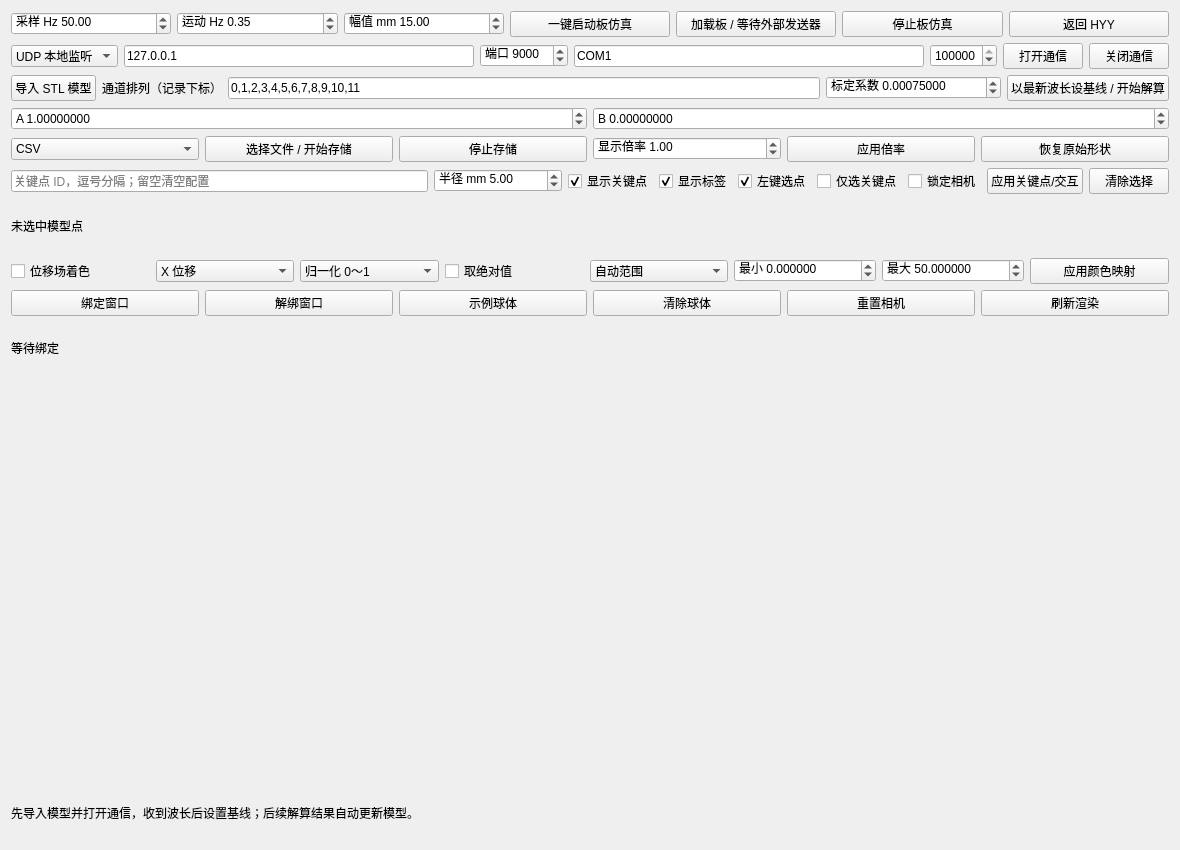
The window that ui/Test-VtkOpenGLNativeWidgets/views/VtkValidationWindow.ui (Swimers/FOSD) describes before a commit, drawn with Qt 5.
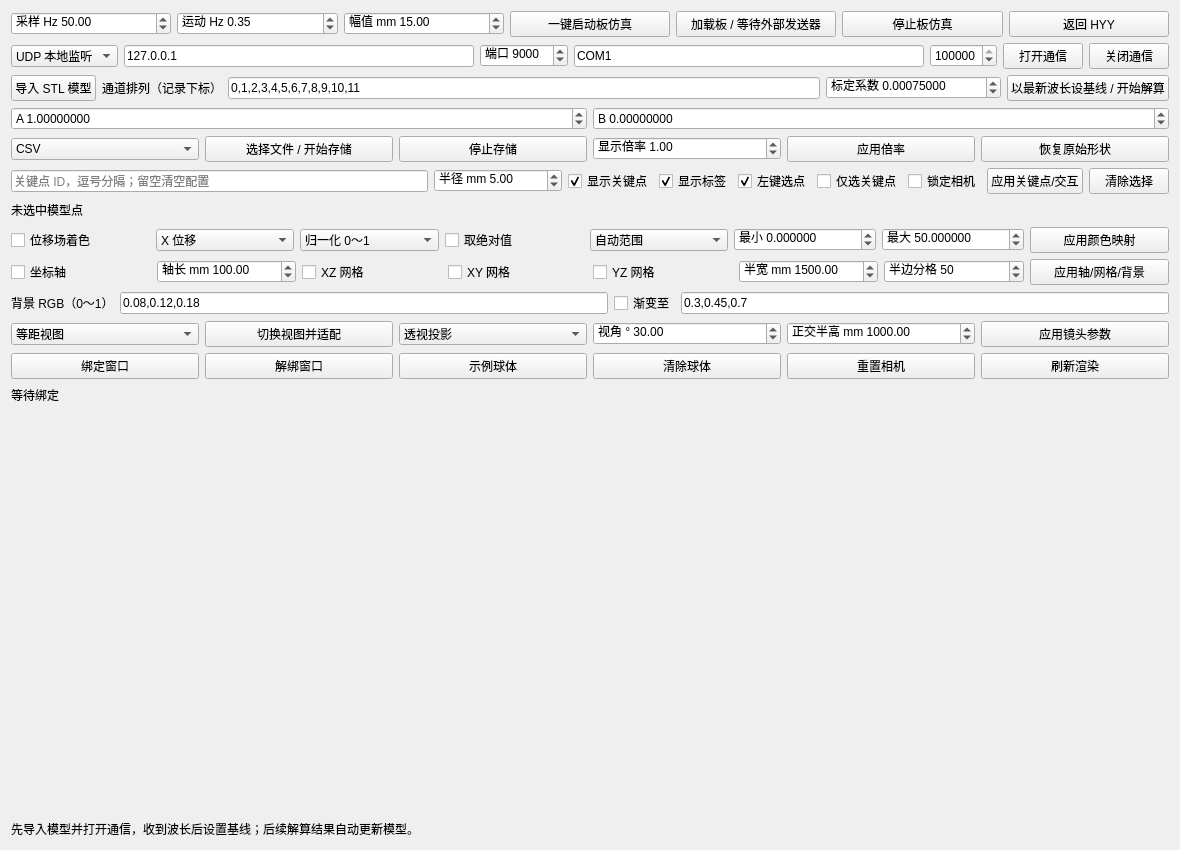
The same window after the commit. Custom widgets are drawn as their Qt base class.

Commit message: 实现背景/坐标轴/网格功能

The edit to the form file:
```diff
--- a/ui/Test-VtkOpenGLNativeWidgets/views/VtkValidationWindow.ui
+++ b/ui/Test-VtkOpenGLNativeWidgets/views/VtkValidationWindow.ui
@@ -64,6 +64,30 @@
     <item><widget class="QDoubleSpinBox" name="scalarMaximum"><property name="prefix"><string>最大 </string></property><property name="decimals"><number>6</number></property><property name="minimum"><double>-1000000000</double></property><property name="maximum"><double>1000000000</double></property><property name="value"><double>50</double></property></widget></item>
     <item><widget class="QPushButton" name="scalarApplyButton"><property name="text"><string>应用颜色映射</string></property></widget></item>
    </layout></item>
+   <item><layout class="QHBoxLayout" name="sceneLayout">
+    <item><widget class="QCheckBox" name="axesVisible"><property name="text"><string>坐标轴</string></property></widget></item>
+    <item><widget class="QDoubleSpinBox" name="axesLength"><property name="prefix"><string>轴长 mm </string></property><property name="minimum"><double>0.01</double></property><property name="maximum"><double>1000000</double></property><property name="value"><double>100</double></property></widget></item>
+    <item><widget class="QCheckBox" name="gridXZ"><property name="text"><string>XZ 网格</string></property></widget></item>
+    <item><widget class="QCheckBox" name="gridXY"><property name="text"><string>XY 网格</string></property></widget></item>
+    <item><widget class="QCheckBox" name="gridYZ"><property name="text"><string>YZ 网格</string></property></widget></item>
+    <item><widget class="QDoubleSpinBox" name="gridExtent"><property name="prefix"><string>半宽 mm </string></property><property name="minimum"><double>0.01</double></property><property name="maximum"><double>1000000</double></property><property name="value"><double>1500</double></property></widget></item>
+    <item><widget class="QSpinBox" name="gridDivisions"><property name="prefix"><string>半边分格 </string></property><property name="minimum"><number>1</number></property><property name="maximum"><number>500</number></property><property name="value"><number>50</number></property></widget></item>
+    <item><widget class="QPushButton" name="sceneApplyButton"><property name="text"><string>应用轴/网格/背景</string></property></widget></item>
+   </layout></item>
+   <item><layout class="QHBoxLayout" name="backgroundLayout">
+    <item><widget class="QLabel" name="backgroundBottomLabel"><property name="text"><string>背景 RGB（0～1）</string></property></widget></item>
+    <item><widget class="QLineEdit" name="backgroundBottom"><property name="text"><string>0.08,0.12,0.18</string></property></widget></item>
+    <item><widget class="QCheckBox" name="gradientBackground"><property name="text"><string>渐变至</string></property></widget></item>
+    <item><widget class="QLineEdit" name="backgroundTop"><property name="text"><string>0.3,0.45,0.7</string></property></widget></item>
+   </layout></item>
+   <item><layout class="QHBoxLayout" name="cameraLayout">
+    <item><widget class="QComboBox" name="cameraView"><item><property name="text"><string>等距视图</string></property></item><item><property name="text"><string>前视图</string></property></item><item><property name="text"><string>后视图</string></property></item><item><property name="text"><string>左视图</string></property></item><item><property name="text"><string>右视图</string></property></item><item><property name="text"><string>顶视图</string></property></item><item><property name="text"><string>底视图</string></property></item></widget></item>
+    <item><widget class="QPushButton" name="cameraViewButton"><property name="text"><string>切换视图并适配</string></property></widget></item>
+    <item><widget class="QComboBox" name="cameraProjection"><item><property name="text"><string>透视投影</string></property></item><item><property name="text"><string>正交投影</string></property></item></widget></item>
+    <item><widget class="QDoubleSpinBox" name="cameraAngle"><property name="prefix"><string>视角 ° </string></property><property name="minimum"><double>1</double></property><property name="maximum"><double>170</double></property><property name="value"><double>30</double></property></widget></item>
+    <item><widget class="QDoubleSpinBox" name="cameraScale"><property name="prefix"><string>正交半高 mm </string></property><property name="minimum"><double>0.01</double></property><property name="maximum"><double>1000000000</double></property><property name="value"><double>1000</double></property></widget></item>
+    <item><widget class="QPushButton" name="cameraApplyButton"><property name="text"><string>应用镜头参数</string></property></widget></item>
+   </layout></item>
    <item><layout class="QHBoxLayout" name="renderLayout">
     <item><widget class="QPushButton" name="attachButton"><property name="text"><string>绑定窗口</string></property></widget></item>
     <item><widget class="QPushButton" name="detachButton"><property name="text"><string>解绑窗口</string></property></widget></item>
```
The commit also changes 48 other files.
